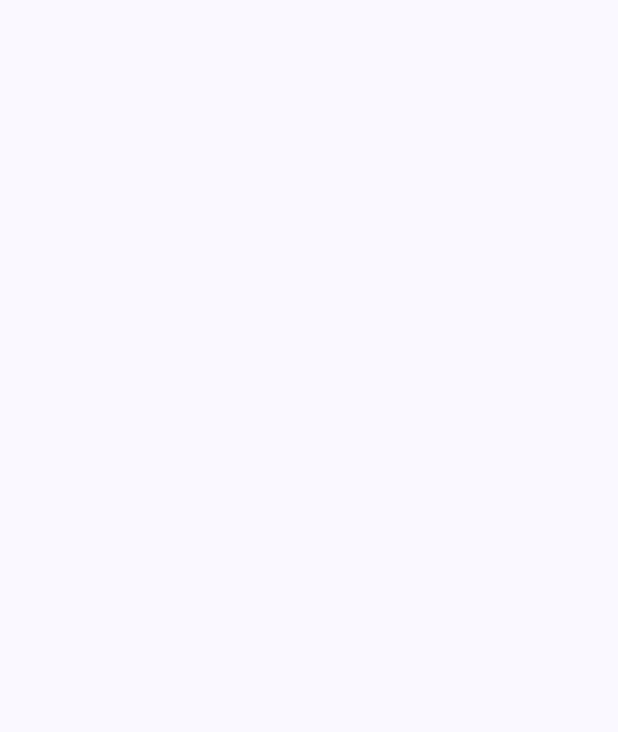
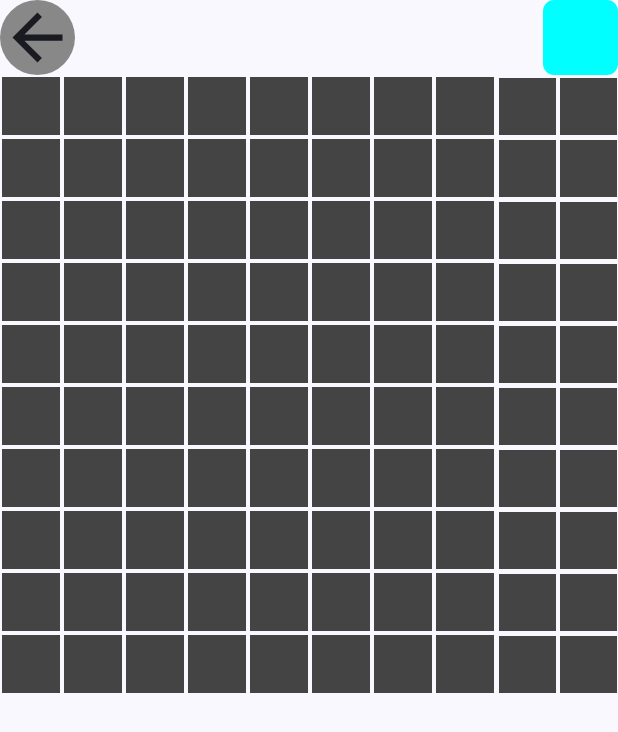
Before and after one commit to alexiuwu69/Mine-Sweeper, an Android app built with Jetpack Compose: the Game screen opened through its navigation route, on a phone screen of 412 x 824 dp. Before the commit the part shown is empty. Shown: the top 732 px of the screen. Run offline under Robolectric (Android 15) with nearby library versions, the phone set to English and light mode, and no system bars.

Commit message:
it's visible on screen
Changing the selector from MINE to FLAG resetts the viewmodel somehow

```diff
--- a/app/src/main/java/com/example/minesweeper/ui/components/GenerateMineField.kt
+++ b/app/src/main/java/com/example/minesweeper/ui/components/GenerateMineField.kt
@@ -1,26 +1,21 @@
 package com.example.minesweeper.ui.components
 
-import androidx.compose.foundation.layout.Column
-import androidx.compose.foundation.layout.Row
-import androidx.compose.foundation.layout.fillMaxSize
-import androidx.compose.foundation.layout.fillMaxWidth
+import androidx.compose.foundation.lazy.grid.GridCells
+import androidx.compose.foundation.lazy.grid.LazyVerticalGrid
+import androidx.compose.foundation.lazy.grid.items
 import androidx.compose.runtime.Composable
-import androidx.compose.ui.Modifier
 import com.example.minesweeper.ui.screens.game.GameViewModel
+import com.example.minesweeper.ui.screens.game.MineField
+import com.example.minesweeper.ui.screens.game.Pos
 import com.example.minesweeper.ui.screens.game.Selectors
 
 @Composable
 fun GenerateMineField(gameViewModel: GameViewModel, selector: Selectors) {
-    Column(modifier = Modifier.fillMaxSize()) {
-        for (row in 0..<gameViewModel.size.row) {
-            Row(modifier = Modifier.fillMaxWidth().weight(1f)) {
-                for (col in 0..<gameViewModel.size.col) {
-                    MineFieldSquare(gameViewModel.board[row][col], selector,
-                        Modifier
-                            .fillMaxSize()
-                            .weight(1f)) // Doesn't generate squares
-                }
-            }
+    LazyVerticalGrid(
+        columns = GridCells.Fixed(gameViewModel.size.col)
+    ) {
+        items(items = gameViewModel.board.flatten()) { cell ->
+                MineFieldCell(cell, selector)
         }
     }
 }
--- /dev/null
+++ b/app/src/main/java/com/example/minesweeper/ui/components/MineFieldCell.kt
@@ -0,0 +1,52 @@
+package com.example.minesweeper.ui.components
+
+import androidx.compose.foundation.layout.Arrangement
+import androidx.compose.foundation.layout.Row
+import androidx.compose.foundation.layout.aspectRatio
+import androidx.compose.foundation.layout.fillMaxSize
+import androidx.compose.foundation.layout.padding
+import androidx.compose.material3.Surface
+import androidx.compose.material3.Text
+import androidx.compose.runtime.Composable
+import androidx.compose.ui.Alignment
+import androidx.compose.ui.Modifier
+import androidx.compose.ui.graphics.Color
+import androidx.compose.ui.unit.dp
+import com.example.minesweeper.ui.screens.game.MineField
+import com.example.minesweeper.ui.screens.game.MineFieldTypes
+import com.example.minesweeper.ui.screens.game.Selectors
+
+@Composable
+fun MineFieldCell(mineField: MineField, selector: Selectors) {
+    Surface(
+        color = Color.DarkGray,
+        modifier = Modifier
+            .aspectRatio(1f)
+            .padding(1.dp),
+        onClick = {
+            if (mineField.isExposed)
+                return@Surface
+
+            if (selector == Selectors.MINE)
+                mineField.isExposed = true
+
+            else if (selector == Selectors.FLAG) // redundant but it's for clarity
+                mineField.isFlagged = true
+        }
+    ) {
+        Row(modifier = Modifier.fillMaxSize(),
+            horizontalArrangement = Arrangement.Center,
+            verticalAlignment = Alignment.CenterVertically
+        ) {
+            if (mineField.isExposed) {
+                when (mineField.type) {
+                    MineFieldTypes.NUMBER -> Text("${mineField.adjacentMines}")
+                    MineFieldTypes.BOMB -> Text("Bomb") // there's gonna be an image for that
+                }
+            }
+
+            else if (mineField.isFlagged)
+                Text("Flagged") // there's gonna be an image for that too
+        }
+    }
+}
--- a/app/src/main/java/com/example/minesweeper/ui/components/MineFieldSquare.kt
+++ /dev/null
@@ -1,38 +0,0 @@
-package com.example.minesweeper.ui.components
-
-import androidx.compose.foundation.layout.Row
-import androidx.compose.foundation.layout.fillMaxSize
-import androidx.compose.material3.Surface
-import androidx.compose.material3.Text
-import androidx.compose.runtime.Composable
-import androidx.compose.ui.Modifier
-import com.example.minesweeper.ui.screens.game.MineField
-import com.example.minesweeper.ui.screens.game.MineFieldTypes
-import com.example.minesweeper.ui.screens.game.Selectors
-
-@Composable
-fun MineFieldSquare(mineField: MineField, selector: Selectors, modifier: Modifier) {
-    Surface(
-        modifier = modifier,
-        onClick = {
-            if (mineField.isExposed)
-                return@Surface
-
-            if (selector == Selectors.MINE)
-                mineField.isExposed = true
-
-            else
-                mineField.isFlagged = true
-        }
-    ) {
-        Row(modifier = Modifier.fillMaxSize()) {
-            if (!mineField.isExposed)
-                return@Row
-
-            when (mineField.type) {
-                MineFieldTypes.NUMBER -> Text("${mineField.adjacentMines}")
-                MineFieldTypes.BOMB -> Text("Bomb") // there's gonna be an image for that
-            }
-        }
-    }
-}
--- a/app/src/main/java/com/example/minesweeper/ui/screens/game/Game.kt
+++ b/app/src/main/java/com/example/minesweeper/ui/screens/game/Game.kt
@@ -1,31 +1,59 @@
 package com.example.minesweeper.ui.screens.game
 
+import androidx.compose.foundation.layout.Arrangement
 import androidx.compose.foundation.layout.Column
 import androidx.compose.foundation.layout.PaddingValues
+import androidx.compose.foundation.layout.Row
 import androidx.compose.foundation.layout.fillMaxSize
+import androidx.compose.foundation.layout.fillMaxWidth
 import androidx.compose.foundation.layout.padding
+import androidx.compose.foundation.layout.size
 import androidx.compose.foundation.shape.RoundedCornerShape
+import androidx.compose.material.icons.Icons
+import androidx.compose.material.icons.automirrored.filled.ArrowBack
+import androidx.compose.material3.Icon
 import androidx.compose.material3.Surface
 import androidx.compose.runtime.Composable
+import androidx.compose.runtime.getValue
+import androidx.compose.runtime.mutableStateOf
 import androidx.compose.runtime.saveable.rememberSaveable
+import androidx.compose.runtime.setValue
 import androidx.compose.ui.Modifier
 import androidx.compose.ui.graphics.Color
+import androidx.compose.ui.unit.dp
 import androidx.navigation.NavHostController
 import com.example.minesweeper.ui.components.GenerateMineField
-import com.example.minesweeper.ui.components.MineFieldSquare
+import com.example.minesweeper.ui.screens.Screens
 
 @Composable
 fun Game(innerPadding: PaddingValues, navController: NavHostController) {
-    val gameViewModel = GameViewModel(Pos(4, 4), 10)
-    var selector = rememberSaveable { Selectors.MINE }
+    var selector by rememberSaveable { mutableStateOf(Selectors.MINE) }
+    val gameViewModel = GameViewModel(Pos(10, 10), 10)
 
-    Column(modifier = Modifier
-        .fillMaxSize()
-        .padding(innerPadding)
+    Column(
+        modifier = Modifier
+            .fillMaxSize()
+            .padding(innerPadding)
     ) {
-        Surface(shape = RoundedCornerShape(15),
-            color = Color.Cyan,
-            onClick = { selector = if (selector == Selectors.MINE) Selectors.FLAG else Selectors.MINE }) { // probably disgusting code
+        Row(
+            horizontalArrangement = Arrangement.SpaceBetween,
+            modifier = Modifier.fillMaxWidth()
+        ) {
+            Surface(
+                shape = RoundedCornerShape(100),
+                color = Color.Gray,
+                onClick = { navController.navigate(Screens.Home.route) }
+            ) {
+                Icon(
+                    imageVector = Icons.AutoMirrored.Filled.ArrowBack, contentDescription = "Go back",
+                    modifier = Modifier.size(50.dp))
+            }
+
+            Surface(shape = RoundedCornerShape(15),
+                color = if (selector == Selectors.MINE) Color.Cyan else Color.Red,
+                modifier = Modifier.size(50.dp),
+                onClick = { selector = if (selector != Selectors.FLAG) Selectors.FLAG else Selectors.MINE })
+            {} // changing the value of selector seems to reset the gameViewModel.. Which shouldn't happen
         }
 
         GenerateMineField(gameViewModel, selector)
--- a/app/src/main/java/com/example/minesweeper/ui/screens/game/GameViewModel.kt
+++ b/app/src/main/java/com/example/minesweeper/ui/screens/game/GameViewModel.kt
@@ -1,11 +1,14 @@
 package com.example.minesweeper.ui.screens.game
 
+import androidx.compose.runtime.getValue
+import androidx.compose.runtime.mutableStateOf
+import androidx.compose.runtime.setValue
 import androidx.lifecycle.ViewModel
 
 data class Pos(val row: Int, val col: Int)
 
 class GameViewModel(val size: Pos, val numOfMines: Int) : ViewModel() {
-    val board = Array(size.row) { Array(size.col) { MineField(MineFieldTypes.NUMBER, 0) } }
+    val board = Array(size.row) { Array(size.col) { MineField() } }
 
     init {
         placeMines()
@@ -32,7 +35,7 @@ class GameViewModel(val size: Pos, val numOfMines: Int) : ViewModel() {
                 if (pos.col + colIncrement < 0 || pos.col + colIncrement >= size.col)
                     continue
 
-                board[pos.row][pos.col].adjacentMines++
+                board[pos.row + rowIncrement][pos.col + colIncrement].adjacentMines++
             }
         }
     }
--- a/app/src/main/java/com/example/minesweeper/ui/screens/game/MineField.kt
+++ b/app/src/main/java/com/example/minesweeper/ui/screens/game/MineField.kt
@@ -1,6 +1,12 @@
 package com.example.minesweeper.ui.screens.game
 
-class MineField(var type: MineFieldTypes, var adjacentMines: Int) {
-    var isFlagged = false
-    var isExposed = false
+import androidx.compose.runtime.getValue
+import androidx.compose.runtime.mutableStateOf
+import androidx.compose.runtime.setValue
+
+class MineField {
+    var type = MineFieldTypes.NUMBER
+    var adjacentMines = 0
+    var isFlagged by mutableStateOf(false)
+    var isExposed by mutableStateOf(false)
 }
--- a/app/src/main/java/com/example/minesweeper/ui/screens/home/Home.kt
+++ b/app/src/main/java/com/example/minesweeper/ui/screens/home/Home.kt
@@ -1,5 +1,6 @@
 package com.example.minesweeper.ui.screens.home
 
+import androidx.compose.foundation.layout.Arrangement
 import androidx.compose.foundation.layout.PaddingValues
 import androidx.compose.foundation.layout.Row
 import androidx.compose.foundation.layout.fillMaxSize
@@ -7,13 +8,16 @@ import androidx.compose.foundation.layout.padding
 import androidx.compose.material3.Button
 import androidx.compose.material3.Text
 import androidx.compose.runtime.Composable
+import androidx.compose.ui.Alignment
 import androidx.compose.ui.Modifier
 import androidx.navigation.NavController
 import com.example.minesweeper.ui.screens.Screens
 
 @Composable
 fun Home(innerPadding: PaddingValues, navController: NavController) {
-    Row(modifier = Modifier
+    Row(verticalAlignment = Alignment.CenterVertically,
+        horizontalArrangement = Arrangement.Center,
+        modifier = Modifier
             .fillMaxSize()
             .padding(innerPadding)
     ) {
```
